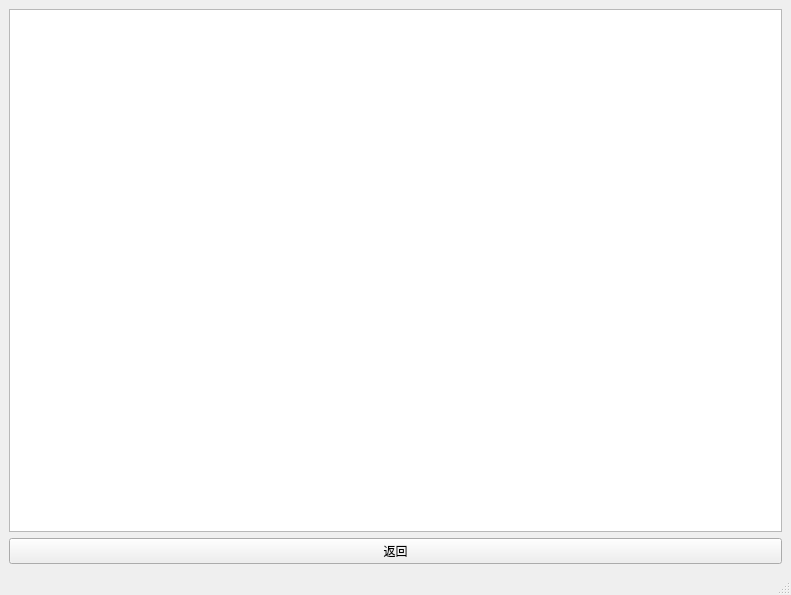
Above: myUI/Stu_Inquiry_Form.ui from Seris-Gas-Company/Face-check-in-system before the change. Below: the same form after it.
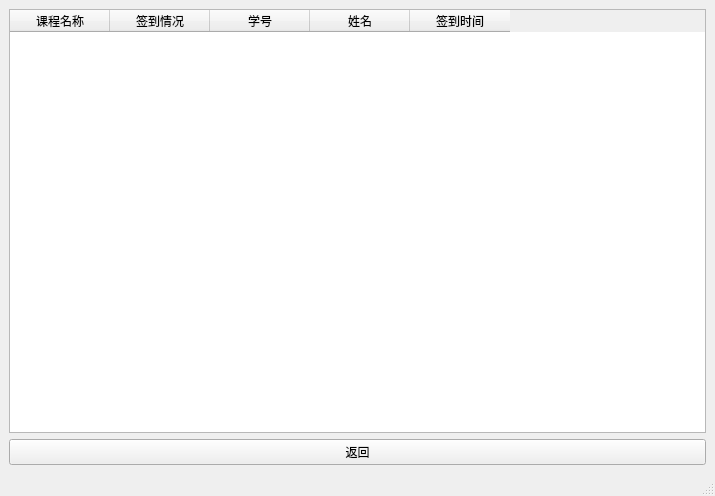
That is the form after the change. Icons and pictures are not drawn.

What changed in the file:
```diff
--- a/myUI/Stu_Inquiry_Form.ui
+++ b/myUI/Stu_Inquiry_Form.ui
@@ -6,8 +6,8 @@
    <rect>
     <x>0</x>
     <y>0</y>
-    <width>791</width>
-    <height>595</height>
+    <width>715</width>
+    <height>496</height>
    </rect>
   </property>
   <property name="windowTitle">
@@ -19,9 +19,6 @@
   </property>
   <widget class="QWidget" name="centralwidget">
    <layout class="QGridLayout" name="gridLayout">
-    <item row="0" column="0">
-     <widget class="QColumnView" name="columnView"/>
-    </item>
     <item row="1" column="0">
      <widget class="QPushButton" name="pushButton">
       <property name="text">
@@ -29,6 +26,35 @@
       </property>
      </widget>
     </item>
+    <item row="0" column="0">
+     <widget class="QTableWidget" name="tableWidget">
+      <column>
+       <property name="text">
+        <string>课程名称</string>
+       </property>
+      </column>
+      <column>
+       <property name="text">
+        <string>签到情况</string>
+       </property>
+      </column>
+      <column>
+       <property name="text">
+        <string>学号</string>
+       </property>
+      </column>
+      <column>
+       <property name="text">
+        <string>姓名</string>
+       </property>
+      </column>
+      <column>
+       <property name="text">
+        <string>签到时间</string>
+       </property>
+      </column>
+     </widget>
+    </item>
    </layout>
   </widget>
   <widget class="QMenuBar" name="menubar">
```
Left out of the diff: 23 changed lines with no effect on the pictures.
